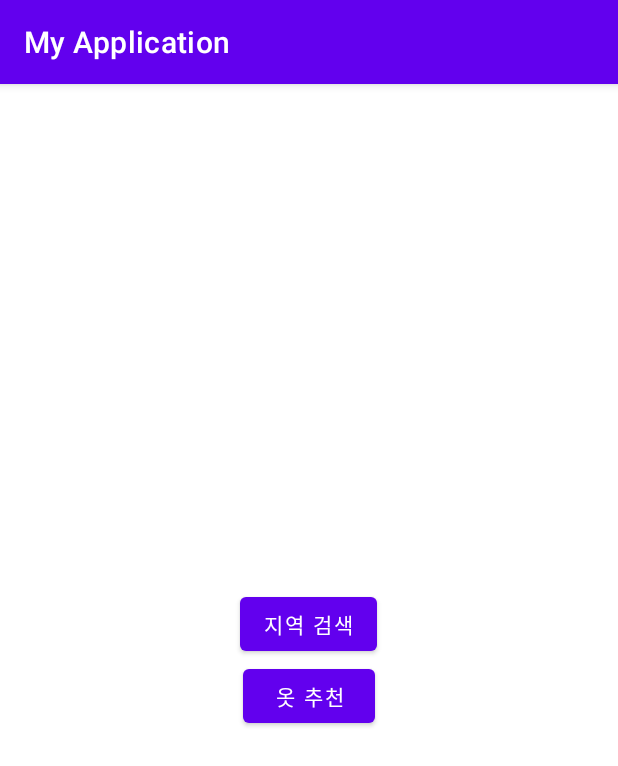
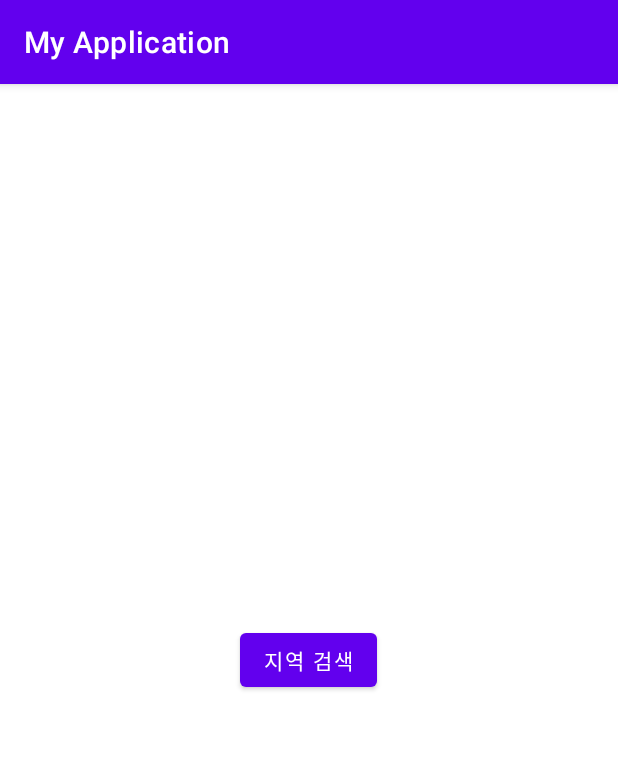
Before and after one commit to skfladl2/WeatherWear, an Android app: the screen it shows after launch (MainActivity2), on a phone screen of 412 x 824 dp. Shown: the top 766 px of the screen. Run offline under Robolectric (Android 15) with nearby library versions, the phone set to English and light mode, and no system bars; 2 statements that could not run were skipped.

Commit message:
Update activity_main2.xml

```diff
--- a/app/src/main/res/layout/activity_main2.xml
+++ b/app/src/main/res/layout/activity_main2.xml
@@ -15,15 +15,6 @@
         android:text="지역 검색"
         tools:latout_editor_absoluteX="147dp"
         tools:latout_editor_absoluteY="197dp"/>
-    <Button
-        android:id="@+id/button2"
-        android:layout_width="wrap_content"
-        android:layout_height="wrap_content"
-        android:text="옷 추천"
-        tools:latout_editor_absoluteX="147dp"
-        tools:latout_editor_absoluteY="197dp"/>
-
-
 
 
 </LinearLayout>
```
